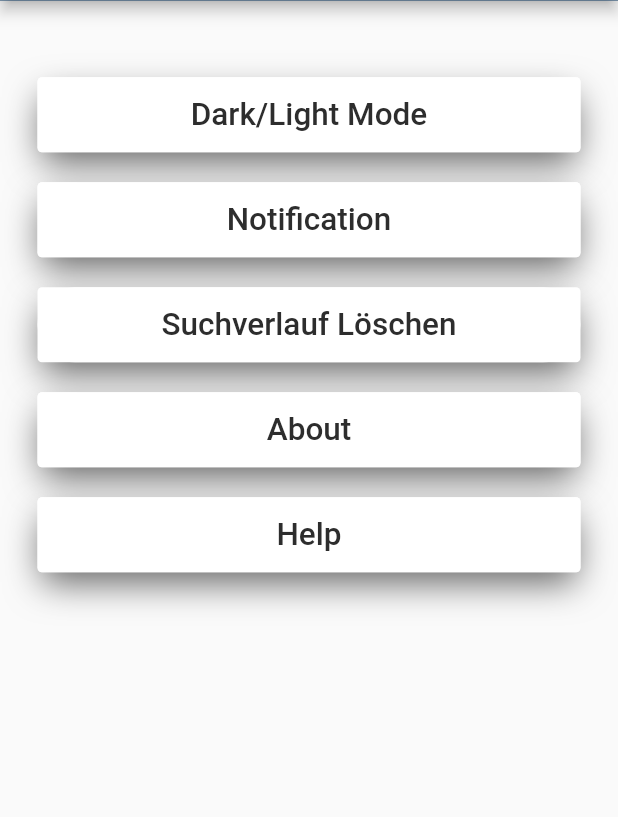
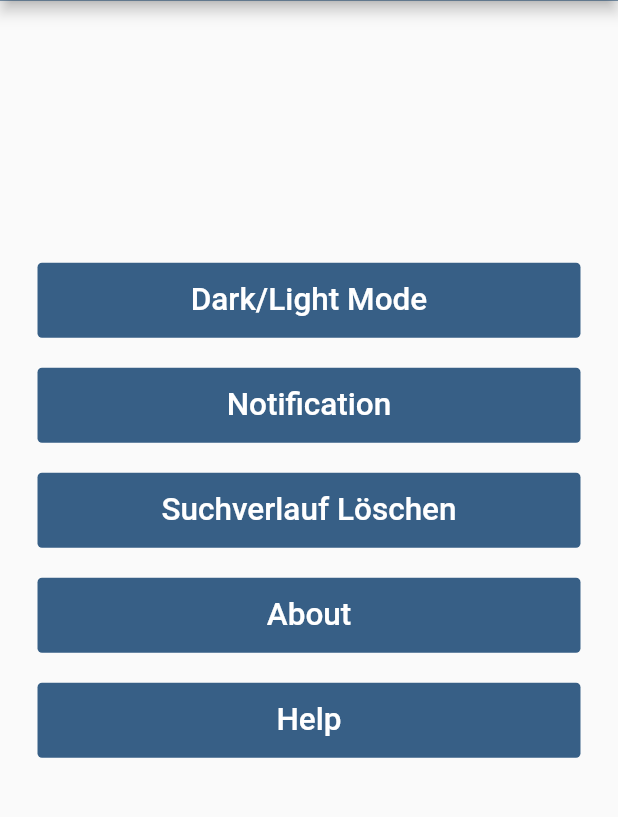
Before and after one commit to dimitarKolev99/flutter_project, a Flutter app: the ProfilePage screen opened directly, on a phone screen of 412 x 824 dp, the part 82-899 px from its top. Run offline on Flutter 3.47's test engine with Material 2 defaults, Android fonts, the phone set to English and light mode, and no system bars; our stand-ins replace flutter_local_notifications, google_fonts, line_awesome_flutter, mobx, shared_preferences, timezone; accounts and stored records are empty; network calls fail.

Commit message:
updated profile buttons and fav symbol

```diff
--- a/lib/view/app_navigator.dart
+++ b/lib/view/app_navigator.dart
@@ -140,7 +140,7 @@ class AppState extends State<AppNavigator> {
                       BottomNavigationBarItem(
                         icon: Padding(
                           padding: EdgeInsets.only(bottom: safeBlockBottom * 0.5),
-                          child: Icon(Icons.bookmarks_outlined, size: isLargeDevice ? safeBlockHorizontal * 7 : safeBlockHorizontal * 6.5),
+                          child: Icon(Icons.favorite_outline, size: isLargeDevice ? safeBlockHorizontal * 7 : safeBlockHorizontal * 6.5),
                         ),
                         label: 'Merkzettel',
                       ),
--- a/lib/view/profile.dart
+++ b/lib/view/profile.dart
@@ -45,7 +45,7 @@ class _ProfilePageState extends State<ProfilePage> {
       appBar: ProfileAppBar(),
       body: Column(
         children: <Widget>[
-          SizedBox(height: blockSizeVertical * 5),
+          SizedBox(height: blockSizeVertical * 20),
           Expanded(
             child: ListView(
               //padding: EdgeInsets.only(top: 50),
@@ -55,17 +55,6 @@ class _ProfilePageState extends State<ProfilePage> {
                   margin: EdgeInsets.symmetric(horizontal: 25, vertical: 10),
                   decoration: BoxDecoration(
                     borderRadius: BorderRadius.circular(3),
-                    boxShadow: [
-                      BoxShadow(
-                        color: Colors.black.withOpacity(0.6),
-                        offset: Offset(
-                          0.0,
-                          10.0,
-                        ),
-                        blurRadius: 20.0,
-                        spreadRadius: -3.0,
-                      ),
-                    ],
                     color: ThemeChanger.textColor,
                   ),
                   child:
@@ -79,7 +68,7 @@ class _ProfilePageState extends State<ProfilePage> {
                       }
                     },
                     style: ButtonStyle(
-                        backgroundColor: MaterialStateProperty.all(ThemeChanger.textColor),
+                        backgroundColor: MaterialStateProperty.all(ThemeChanger.lightBlue),
                         foregroundColor: MaterialStateProperty.all(Color.fromRGBO(45, 45, 45, 1)),
                         shape: MaterialStateProperty.all<RoundedRectangleBorder>(
                             RoundedRectangleBorder(
@@ -91,7 +80,10 @@ class _ProfilePageState extends State<ProfilePage> {
                           fontSize: 21,
                           fontWeight: FontWeight.w500,
                         ))),
-                    child: Text("Dark/Light Mode"),
+                    child: Text("Dark/Light Mode",style: TextStyle(
+                      color: ThemeChanger.textColor,
+                    ),
+                    ),
                   ),
                 ),
                 Container(
@@ -99,17 +91,6 @@ class _ProfilePageState extends State<ProfilePage> {
                   margin: EdgeInsets.symmetric(horizontal: 25, vertical: 10),
                   decoration: BoxDecoration(
                     borderRadius: BorderRadius.circular(3),
-                    boxShadow: [
-                      BoxShadow(
-                        color: Colors.black.withOpacity(0.6),
-                        offset: Offset(
-                          0.0,
-                          10.0,
-                        ),
-                        blurRadius: 20.0,
-                        spreadRadius: -3.0,
-                      ),
-                    ],
                     color: ThemeChanger.textColor,
                   ),
                   child:
@@ -122,7 +103,7 @@ class _ProfilePageState extends State<ProfilePage> {
                           5);
                     },
                     style: ButtonStyle(
-                        backgroundColor: MaterialStateProperty.all(ThemeChanger.textColor),
+                        backgroundColor: MaterialStateProperty.all(ThemeChanger.lightBlue),
                         foregroundColor: MaterialStateProperty.all(Color.fromRGBO(45, 45, 45, 1)),
                         shape: MaterialStateProperty.all<RoundedRectangleBorder>(
                             RoundedRectangleBorder(
@@ -134,7 +115,9 @@ class _ProfilePageState extends State<ProfilePage> {
                           fontSize: 21,
                           fontWeight: FontWeight.w500,
                         ))),
-                    child: Text("Notification"),
+                    child: Text("Notification",style: TextStyle(
+                      color: ThemeChanger.textColor,
+                    ),),
                   ),
                 ),
                 Container(
@@ -142,17 +125,6 @@ class _ProfilePageState extends State<ProfilePage> {
                   margin: EdgeInsets.symmetric(horizontal: 25, vertical: 10),
                   decoration: BoxDecoration(
                     borderRadius: BorderRadius.circular(3),
-                    boxShadow: [
-                      BoxShadow(
-                        color: Colors.black.withOpacity(0.6),
-                        offset: Offset(
-                          0.0,
-                          10.0,
-                        ),
-                        blurRadius: 20.0,
-                        spreadRadius: -3.0,
-                      ),
-                    ],
                     color: ThemeChanger.textColor,
                   ),
                   child:
@@ -161,11 +133,11 @@ class _ProfilePageState extends State<ProfilePage> {
 
                     },
                     style: ButtonStyle(
-                        backgroundColor: MaterialStateProperty.all(ThemeChanger.textColor),
+                        backgroundColor: MaterialStateProperty.all(ThemeChanger.lightBlue),
                         foregroundColor: MaterialStateProperty.all(Color.fromRGBO(45, 45, 45, 1)),
                         shape: MaterialStateProperty.all<RoundedRectangleBorder>(
                             RoundedRectangleBorder(
-                              borderRadius: BorderRadius.circular(33),
+                              borderRadius: BorderRadius.circular(3),
                               //side: BorderSide(color: Colors.black)
                             )
                         ),
@@ -173,7 +145,9 @@ class _ProfilePageState extends State<ProfilePage> {
                           fontSize: 21,
                           fontWeight: FontWeight.w500,
                         ))),
-                    child: Text("Suchverlauf Löschen"),
+                    child: Text("Suchverlauf Löschen",style: TextStyle(
+                      color: ThemeChanger.textColor,
+                    ),),
                   ),
                 ),
                 Container(
@@ -181,17 +155,6 @@ class _ProfilePageState extends State<ProfilePage> {
                   margin: EdgeInsets.symmetric(horizontal: 25, vertical: 10),
                   decoration: BoxDecoration(
                     borderRadius: BorderRadius.circular(3),
-                    boxShadow: [
-                      BoxShadow(
-                        color: Colors.black.withOpacity(0.6),
-                        offset: Offset(
-                          0.0,
-                          10.0,
-                        ),
-                        blurRadius: 20.0,
-                        spreadRadius: -3.0,
-                      ),
-                    ],
                     color: ThemeChanger.textColor,
                   ),
                   child:
@@ -203,7 +166,7 @@ class _ProfilePageState extends State<ProfilePage> {
                       );
                     },
                     style: ButtonStyle(
-                        backgroundColor: MaterialStateProperty.all(ThemeChanger.textColor),
+                        backgroundColor: MaterialStateProperty.all(ThemeChanger.lightBlue),
                         foregroundColor: MaterialStateProperty.all(Color.fromRGBO(45, 45, 45, 1)),
                         shape: MaterialStateProperty.all<RoundedRectangleBorder>(
                             RoundedRectangleBorder(
@@ -215,7 +178,9 @@ class _ProfilePageState extends State<ProfilePage> {
                           fontSize: 21,
                           fontWeight: FontWeight.w500,
                         ))),
-                    child: Text("About"),
+                    child: Text("About",style: TextStyle(
+                      color: ThemeChanger.textColor,
+                    ),),
                   ),
                 ),
                 Container(
@@ -223,17 +188,6 @@ class _ProfilePageState extends State<ProfilePage> {
                   margin: EdgeInsets.symmetric(horizontal: 25, vertical: 10),
                   decoration: BoxDecoration(
                     borderRadius: BorderRadius.circular(3),
-                    boxShadow: [
-                      BoxShadow(
-                        color: Colors.black.withOpacity(0.6),
-                        offset: Offset(
-                          0.0,
-                          10.0,
-                        ),
-                        blurRadius: 20.0,
-                        spreadRadius: -3.0,
-                      ),
-                    ],
                     color: ThemeChanger.textColor,
                   ),
                   child:
@@ -242,7 +196,7 @@ class _ProfilePageState extends State<ProfilePage> {
 
                     },
                     style: ButtonStyle(
-                        backgroundColor: MaterialStateProperty.all(ThemeChanger.textColor),
+                        backgroundColor: MaterialStateProperty.all(ThemeChanger.lightBlue),
                         foregroundColor: MaterialStateProperty.all(Color.fromRGBO(45, 45, 45, 1)),
                         shape: MaterialStateProperty.all<RoundedRectangleBorder>(
                             RoundedRectangleBorder(
@@ -254,7 +208,9 @@ class _ProfilePageState extends State<ProfilePage> {
                           fontSize: 21,
                           fontWeight: FontWeight.w500,
                         ))),
-                    child: Text("Help"),
+                    child: Text("Help",style: TextStyle(
+                      color: ThemeChanger.textColor,
+                    ),),
                   ),
                 )
               ],
```
